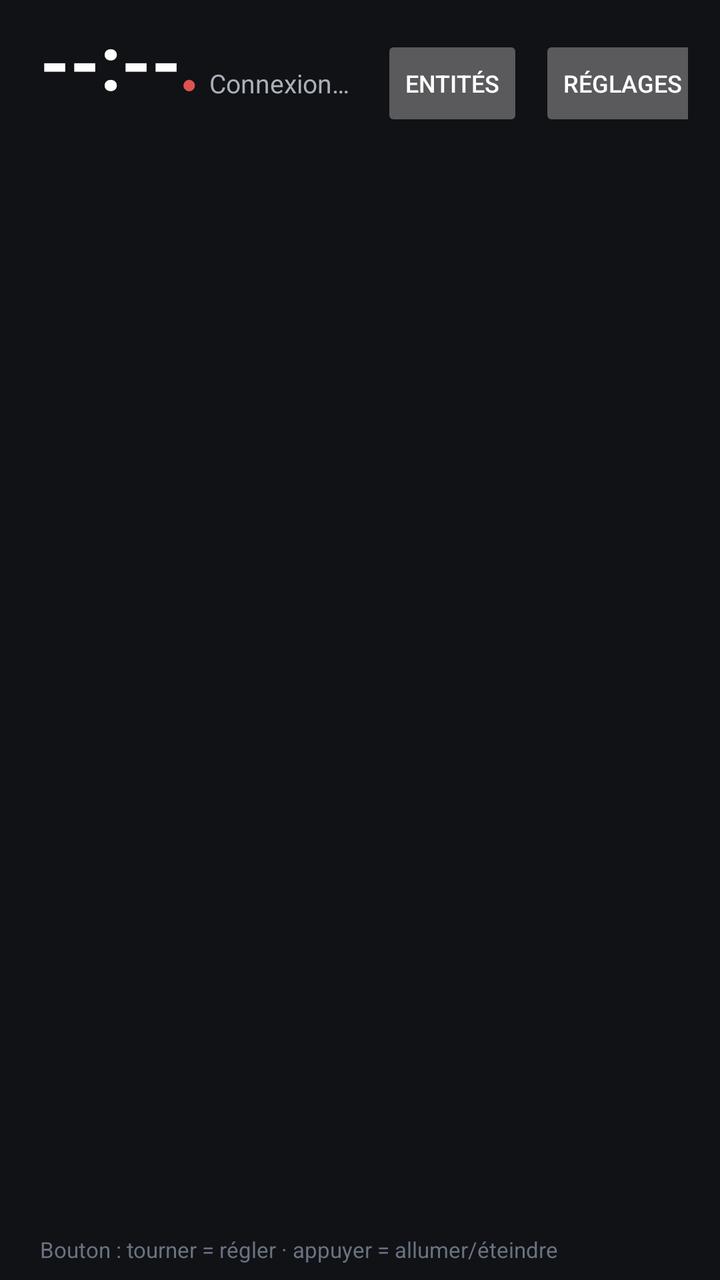
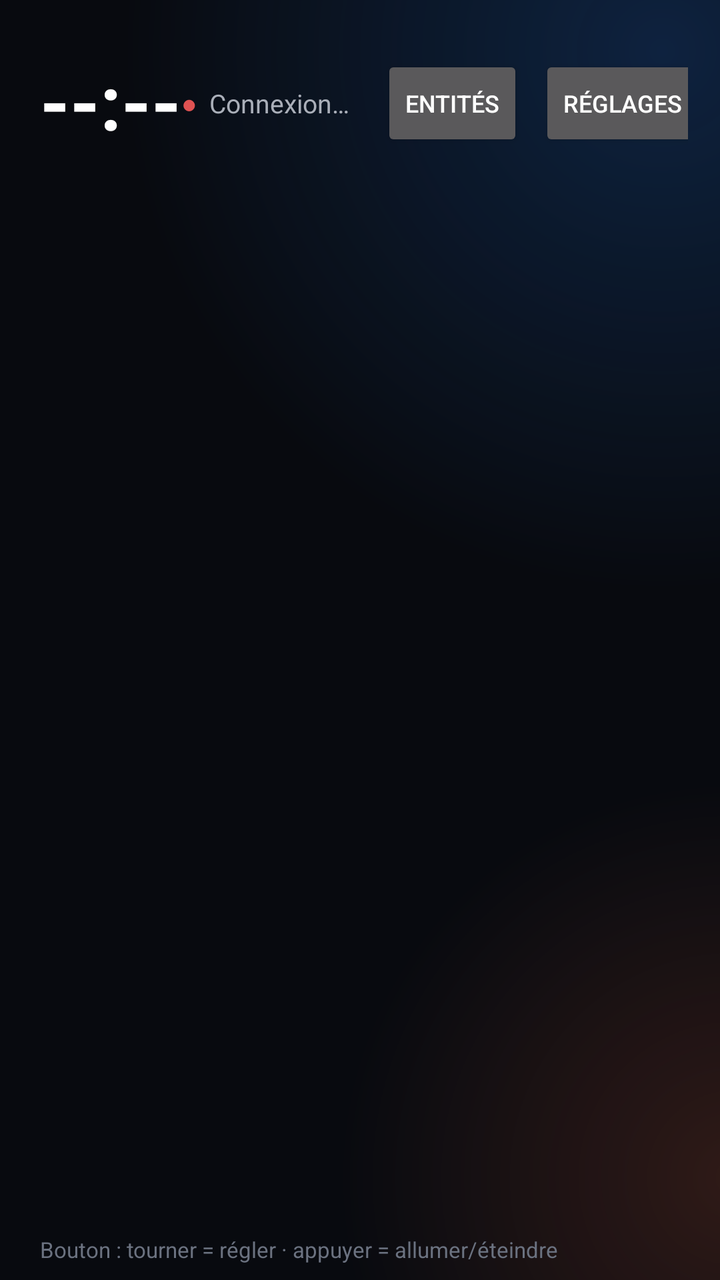

Screens rendered from an Android XML layout before and after an edit, with the pre-edit source and the edit as a unified diff.
<!-- AndroidManifest.xml: application theme Theme.HaPanel -->
<!-- res/layout/activity_main.xml -->
<?xml version="1.0" encoding="utf-8"?>
<FrameLayout xmlns:android="http://schemas.android.com/apk/res/android"
    android:layout_width="match_parent"
    android:layout_height="match_parent"
    android:background="@color/background">

    <LinearLayout
        android:layout_width="match_parent"
        android:layout_height="match_parent"
        android:orientation="vertical">

        
        <LinearLayout
            android:layout_width="match_parent"
            android:layout_height="wrap_content"
            android:orientation="horizontal"
            android:gravity="center_vertical"
            android:paddingStart="20dp"
            android:paddingEnd="16dp"
            android:paddingTop="10dp"
            android:paddingBottom="10dp">

            <LinearLayout
                android:layout_width="wrap_content"
                android:layout_height="wrap_content"
                android:orientation="vertical">

                <TextView
                    android:id="@+id/clock"
                    android:layout_width="wrap_content"
                    android:layout_height="wrap_content"
                    android:includeFontPadding="false"
                    android:text="--:--"
                    android:textColor="@color/text_primary"
                    android:textSize="38sp"
                    android:textStyle="bold" />

                <TextView
                    android:id="@+id/date"
                    android:layout_width="wrap_content"
                    android:layout_height="wrap_content"
                    android:layout_marginTop="1dp"
                    android:textColor="@color/text_secondary"
                    android:textSize="13sp" />
            </LinearLayout>

            <View
                android:layout_width="0dp"
                android:layout_height="1dp"
                android:layout_weight="1" />

            
            <TextView
                android:id="@+id/status_dot"
                android:layout_width="wrap_content"
                android:layout_height="wrap_content"
                android:layout_marginEnd="6dp"
                android:text="●"
                android:textColor="@color/status_error"
                android:textSize="13sp" />

            <TextView
                android:id="@+id/status"
                android:layout_width="wrap_content"
                android:layout_height="wrap_content"
                android:layout_marginEnd="16dp"
                android:maxLines="1"
                android:ellipsize="end"
                android:text="@string/status_connecting"
                android:textColor="@color/text_secondary"
                android:textSize="13sp" />

            <Button
                android:id="@+id/entities_button"
                android:layout_width="wrap_content"
                android:layout_height="wrap_content"
                android:minWidth="0dp"
                android:text="@string/entities"
                android:textSize="12sp" />

            <Button
                android:id="@+id/settings_button"
                android:layout_width="wrap_content"
                android:layout_height="wrap_content"
                android:layout_marginStart="8dp"
                android:minWidth="0dp"
                android:text="@string/settings"
                android:textSize="12sp" />

        </LinearLayout>

        <TextView
            android:id="@+id/empty"
            android:layout_width="match_parent"
            android:layout_height="wrap_content"
            android:padding="24dp"
            android:gravity="center"
            android:text="@string/no_entities"
            android:textColor="@color/text_secondary"
            android:visibility="gone" />

        <androidx.recyclerview.widget.RecyclerView
            android:id="@+id/tiles"
            android:layout_width="match_parent"
            android:layout_height="0dp"
            android:layout_weight="1"
            android:paddingStart="14dp"
            android:paddingEnd="14dp"
            android:clipToPadding="false"
            android:scrollbars="none" />

        
        <TextView
            android:id="@+id/knob_hint"
            android:layout_width="match_parent"
            android:layout_height="wrap_content"
            android:paddingStart="20dp"
            android:paddingEnd="20dp"
            android:paddingTop="4dp"
            android:paddingBottom="8dp"
            android:text="@string/knob_hint"
            android:textColor="@color/text_tertiary"
            android:textSize="11sp" />

    </LinearLayout>

    <com.judit.hapanel.ScreensaverView
        android:id="@+id/screensaver"
        android:layout_width="match_parent"
        android:layout_height="match_parent"
        android:visibility="gone" />

    
    <com.judit.hapanel.CameraView
        android:id="@+id/camera"
        android:layout_width="match_parent"
        android:layout_height="match_parent"
        android:visibility="gone" />

</FrameLayout>
<!-- resources referenced by this layout -->
<resources>
  <color name="background">#FF101216</color>
  <color name="status_error">#FFE05252</color>
  <color name="text_primary">#FFFFFFFF</color>
  <color name="text_secondary">#FFAAAFB9</color>
  <color name="text_tertiary">#FF6B7280</color>
  <string name="entities">Entités</string>
  <string name="knob_hint">Bouton : tourner = régler · appuyer = allumer/éteindre</string>
  <string name="no_entities">Aucune entité à afficher. Vérifie la sélection dans les réglages.</string>
  <string name="settings">Réglages</string>
  <string name="status_connecting">Connexion…</string>
  <style name="Theme.HaPanel" parent="Theme.AppCompat.NoActionBar">
          <item name="android:windowBackground">@color/background</item>
          <item name="android:textColorPrimary">@color/text_primary</item>
          <item name="colorAccent">@color/accent</item>
      </style>
  <color name="accent">#FF00AAFF</color>
</resources>

<!-- the commit's change to res/layout/activity_main.xml (unified diff, before → after) -->
@@ -2,7 +2,7 @@
 <FrameLayout xmlns:android="http://schemas.android.com/apk/res/android"
     android:layout_width="match_parent"
     android:layout_height="match_parent"
-    android:background="@color/background">
+    android:background="@drawable/dashboard_background">
 
     <LinearLayout
         android:layout_width="match_parent"
@@ -26,6 +26,14 @@
                 android:orientation="vertical">
 
                 <TextView
+                    android:id="@+id/greeting"
+                    android:layout_width="wrap_content"
+                    android:layout_height="wrap_content"
+                    android:layout_marginBottom="1dp"
+                    android:textColor="@color/text_secondary"
+                    android:textSize="14sp" />
+
+                <TextView
                     android:id="@+id/clock"
                     android:layout_width="wrap_content"
                     android:layout_height="wrap_content"
@@ -48,6 +56,49 @@
                 android:layout_width="0dp"
                 android:layout_height="1dp"
                 android:layout_weight="1" />
+
+            
+            <LinearLayout
+                android:id="@+id/weather"
+                android:layout_width="wrap_content"
+                android:layout_height="wrap_content"
+                android:layout_marginEnd="22dp"
+                android:orientation="horizontal"
+                android:gravity="center_vertical"
+                android:visibility="gone">
+
+                <TextView
+                    android:id="@+id/weather_icon"
+                    android:layout_width="wrap_content"
+                    android:layout_height="wrap_content"
+                    android:includeFontPadding="false"
+                    android:textColor="@color/domain_light"
+                    android:textSize="30sp" />
+
+                <LinearLayout
+                    android:layout_width="wrap_content"
+                    android:layout_height="wrap_content"
+                    android:layout_marginStart="8dp"
+                    android:orientation="vertical">
+
+                    <TextView
+                        android:id="@+id/weather_temp"
+                        android:layout_width="wrap_content"
+                        android:layout_height="wrap_content"
+                        android:includeFontPadding="false"
+                        android:textColor="@color/text_primary"
+                        android:textSize="19sp"
+                        android:textStyle="bold" />
+
+                    <TextView
+                        android:id="@+id/weather_condition"
+                        android:layout_width="wrap_content"
+                        android:layout_height="wrap_content"
+                        android:maxLines="1"
+                        android:textColor="@color/text_secondary"
+                        android:textSize="11sp" />
+                </LinearLayout>
+            </LinearLayout>
 
             
             <TextView
@@ -99,15 +150,37 @@
             android:textColor="@color/text_secondary"
             android:visibility="gone" />
 
-        <androidx.recyclerview.widget.RecyclerView
-            android:id="@+id/tiles"
+        
+        <LinearLayout
             android:layout_width="match_parent"
             android:layout_height="0dp"
             android:layout_weight="1"
-            android:paddingStart="14dp"
-            android:paddingEnd="14dp"
-            android:clipToPadding="false"
-            android:scrollbars="none" />
+            android:orientation="horizontal"
+            android:baselineAligned="false">
+
+            <androidx.recyclerview.widget.RecyclerView
+                android:id="@+id/tiles"
+                android:layout_width="0dp"
+                android:layout_height="match_parent"
+                android:layout_weight="1"
+                android:paddingStart="14dp"
+                android:paddingEnd="14dp"
+                android:clipToPadding="false"
+                android:scrollbars="none" />
+
+            <com.judit.hapanel.MediaCardView
+                android:id="@+id/media_card"
+                android:layout_width="268dp"
+                android:layout_height="match_parent"
+                android:orientation="vertical"
+                android:layout_marginStart="6dp"
+                android:layout_marginEnd="20dp"
+                android:layout_marginTop="6dp"
+                android:layout_marginBottom="6dp"
+                android:background="@drawable/card_background"
+                android:padding="16dp"
+                android:visibility="gone" />
+        </LinearLayout>
 
         
         <TextView
<!-- resource entries referenced after the edit -->
@@ -1,10 +1,55 @@
 <!-- resources referenced by this layout -->
 <resources>
-  <color name="background">#FF101216</color>
+  <color name="domain_light">#FFFFB74D</color>
   <color name="status_error">#FFE05252</color>
   <color name="text_primary">#FFFFFFFF</color>
   <color name="text_secondary">#FFAAAFB9</color>
   <color name="text_tertiary">#FF6B7280</color>
+  <!-- drawable card_background (drawable) -->
+  <?xml version="1.0" encoding="utf-8"?>
+  <shape xmlns:android="http://schemas.android.com/apk/res/android"
+      android:shape="rectangle">
+      <corners android:radius="20dp" />
+      <solid android:color="@color/surface" />
+      <stroke android:width="1dp" android:color="@color/tile_border" />
+  </shape>
+  <!-- drawable dashboard_background (drawable) -->
+  <?xml version="1.0" encoding="utf-8"?>
+  <layer-list xmlns:android="http://schemas.android.com/apk/res/android">
+  
+      <item>
+          <shape android:shape="rectangle">
+              <solid android:color="@color/background" />
+          </shape>
+      </item>
+  
+      
+      <item>
+          <shape android:shape="rectangle">
+              <gradient
+                  android:type="radial"
+                  android:centerX="0.92"
+                  android:centerY="0.04"
+                  android:gradientRadius="75%p"
+                  android:startColor="#3C1E6FD9"
+                  android:endColor="#001E6FD9" />
+          </shape>
+      </item>
+  
+      
+      <item>
+          <shape android:shape="rectangle">
+              <gradient
+                  android:type="radial"
+                  android:centerX="1.02"
+                  android:centerY="0.92"
+                  android:gradientRadius="55%p"
+                  android:startColor="#2EE0603A"
+                  android:endColor="#00E0603A" />
+          </shape>
+      </item>
+  
+  </layer-list>
   <string name="entities">Entités</string>
   <string name="knob_hint">Bouton : tourner = régler · appuyer = allumer/éteindre</string>
   <string name="no_entities">Aucune entité à afficher. Vérifie la sélection dans les réglages.</string>
@@ -15,6 +60,9 @@
           <item name="android:textColorPrimary">@color/text_primary</item>
           <item name="colorAccent">@color/accent</item>
       </style>
+  <color name="surface">#E61A1E27</color>
+  <color name="tile_border">#33FFFFFF</color>
+  <color name="background">#FF080A0F</color>
   <color name="accent">#FF00AAFF</color>
 </resources>
 
